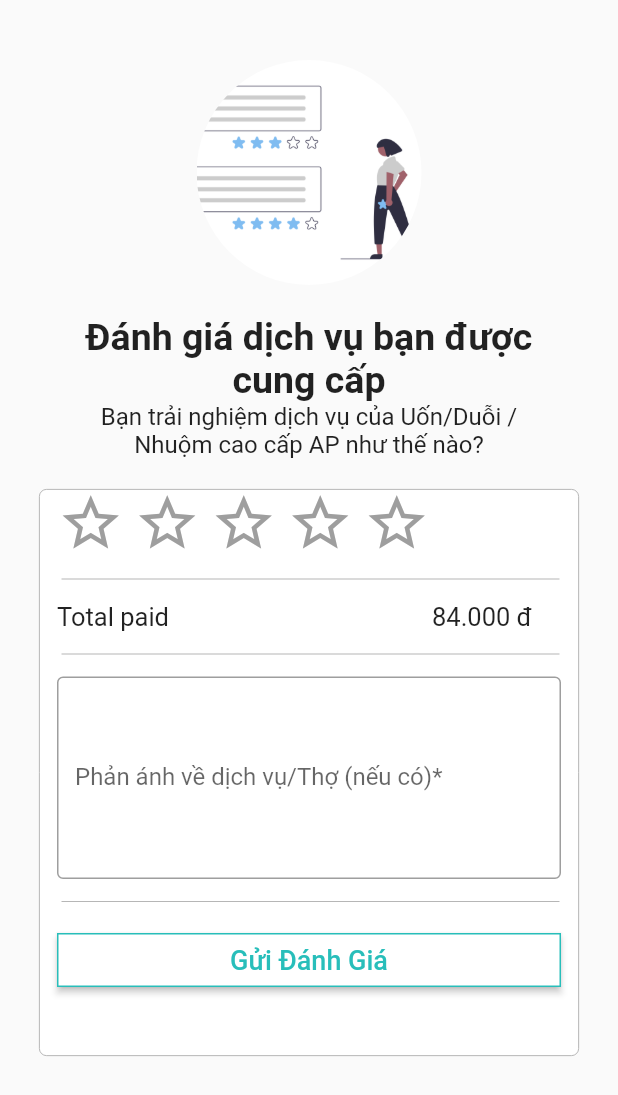
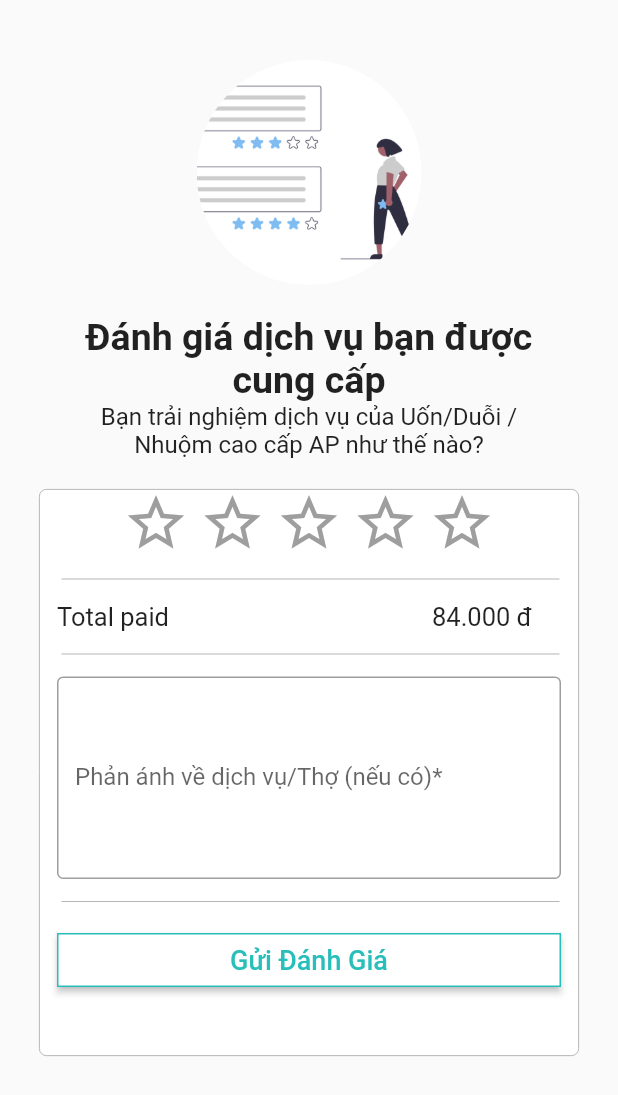
Before and after one commit to thehienvnag/beauty_at_home_customer, a Flutter app: the RatingScreen screen opened directly, on a phone screen of 412 x 824 dp. Shown: the top 1095 px of the screen. Run offline on Flutter 3.47's test engine with Material 2 defaults, Android fonts, the phone set to English and light mode, and no system bars; drawn by our look-alikes of smooth_star_rating; our stand-ins replace firebase_auth, firebase_core, flutter_map, font_awesome_flutter, google_sign_in, latlong and 3 more; missing offline and left inert: geocoder, steps_indicator; accounts and stored records are empty; project files that could hold a hidden picture were left out.

Commit message:
[HuyTTD][UP_Layout] Update layout

```diff
--- a/lib/src/view/booking_history_detail.dart
+++ b/lib/src/view/booking_history_detail.dart
@@ -35,6 +35,7 @@ class _BookingHistoryDetailScreenState
       appBar: PreferredSize(
         preferredSize: Size.fromHeight(50),
         child: DetailScreenAppBar(
+          disabledBack: true,
           title: Text(
             'JAN 31, 2021 8:27 AM',
             style: TextStyle(color: Color(0xff636363), fontSize: 16),
--- a/lib/src/view/booking_summary.dart
+++ b/lib/src/view/booking_summary.dart
@@ -55,6 +55,7 @@ class _BookingSummaryState extends State<BookingSummary>
       appBar: PreferredSize(
         preferredSize: Size.fromHeight(50),
         child: DetailScreenAppBar(
+          disabledBack: true,
           title: Text(
             'Booking Summary',
             style: TextStyle(color: Color(0xff636363), fontSize: 18),
--- a/lib/src/view/rating_screen.dart
+++ b/lib/src/view/rating_screen.dart
@@ -1,4 +1,5 @@
 import 'package:flutter/material.dart';
+import 'package:flutter_app/src/view/home_screen.dart';
 import 'package:flutter_app/src/widgets/shared_widget/outlined_card.dart';
 import 'package:smooth_star_rating/smooth_star_rating.dart';
 
@@ -45,7 +46,8 @@ class _Rating_Screen  extends State<RatingScreen> {
                     padding: EdgeInsets.symmetric(horizontal: 12),
                     width: 360,
                     sections: [
-                      SmoothStarRating(
+                      Center(
+                        child: SmoothStarRating(
                           starCount: 5,
                           color: Colors.yellowAccent,
                           borderColor: Colors.grey,
@@ -60,6 +62,7 @@ class _Rating_Screen  extends State<RatingScreen> {
                                 print("rating is : $rating");
                               });
                           },
+                        ),
                       ),
                       Row(
                         children: [
@@ -78,7 +81,7 @@ class _Rating_Screen  extends State<RatingScreen> {
                             color: Colors.white,
                             shape: Border.all(color: Color(0xff28BEBA),width: 1),
                             onPressed: () {
-                              //Navigator.pushNamed(context, '/blank');
+                              Navigator.of(context).push(MaterialPageRoute(builder: (context) => HomeScreen(),),);
                             },
                           ),
                         ),
--- a/lib/src/widgets/booking_summary_screen_widget/beautican_route_map.dart
+++ b/lib/src/widgets/booking_summary_screen_widget/beautican_route_map.dart
@@ -16,7 +16,7 @@ class _BeauticianRouteMapState extends State<BeauticianRouteMap> {
       child: FlutterMap(
         options: MapOptions(
           center: LatLng(10.7233122, 107.3944394),
-          zoom: 19.0,
+          zoom: 15.0,
         ),
         layers: [
           MarkerLayerOptions(
@@ -42,8 +42,8 @@ class _BeauticianRouteMapState extends State<BeauticianRouteMap> {
               options: MarkerLayerOptions(
             markers: [
               Marker(
-                width: 30.0,
-                height: 30.0,
+                width: 15.0,
+                height: 15.0,
                 point: LatLng(10.7233122, 107.3944394),
                 builder: (ctx) => Container(
                   child: FlutterLogo(),
--- a/lib/src/widgets/shared_widget/detail_screen_appbar.dart
+++ b/lib/src/widgets/shared_widget/detail_screen_appbar.dart
@@ -5,7 +5,7 @@ class DetailScreenAppBar extends StatelessWidget {
   final bool disabledBack;
   const DetailScreenAppBar({
     Key key,
-    this.title, this.disabledBack,
+    this.title, this.disabledBack = false,
   }) : super(key: key);
   @override
   Widget build(BuildContext context) {
```
Lines whose indentation alone changed are shown as unchanged.
